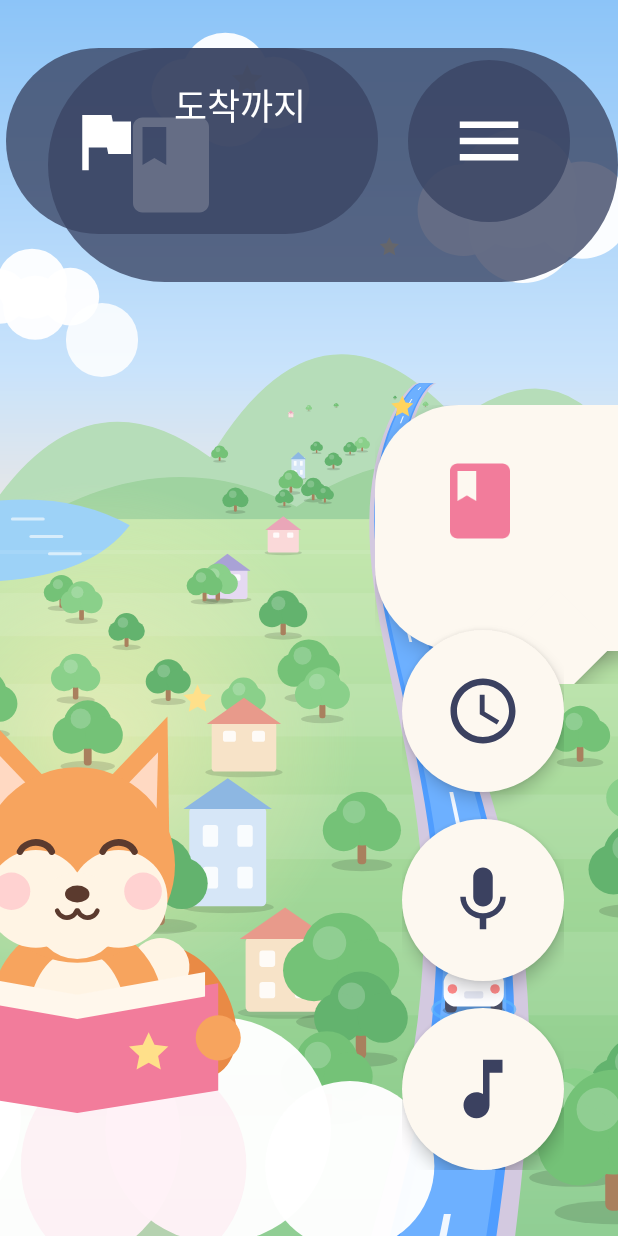
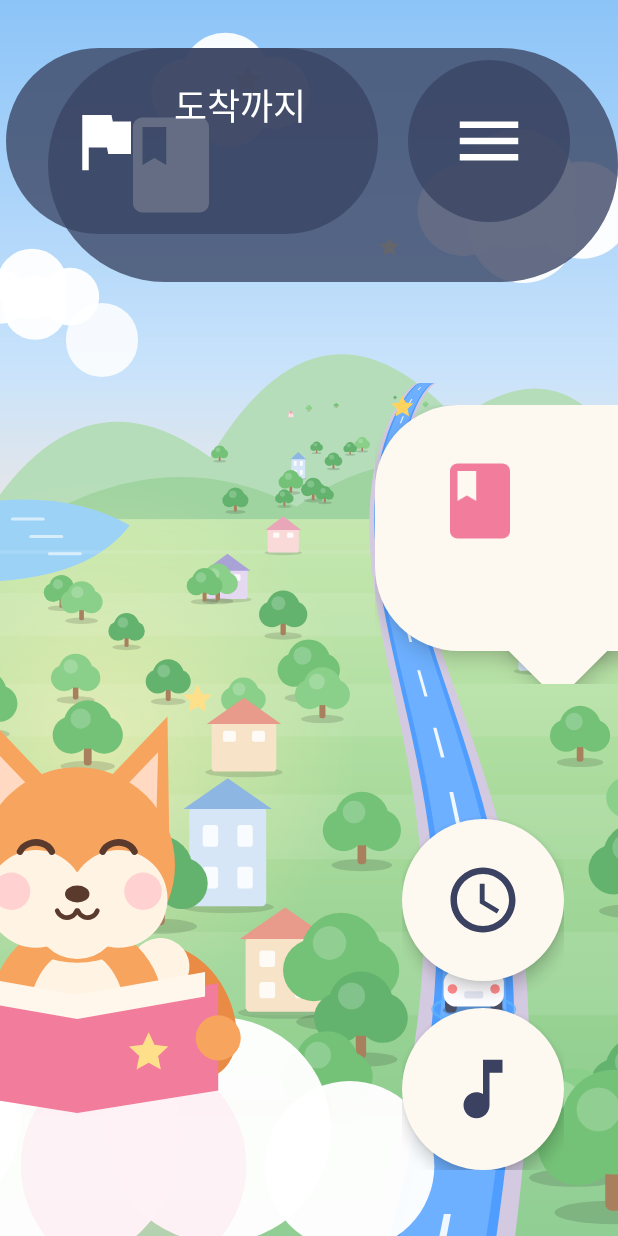
Before and after one commit to chunbaepak/hmg-car-app-contest, an Android app: the layout activity_main.xml on its own in the app's theme, with its tools: preview values and no code run, on a phone screen of 412 x 824 dp. Run offline under Robolectric (Android 15) with nearby library versions, the phone set to English and light mode, and no system bars.

Commit message:
음성 인식 제거, 배경음악을 Suno 곡으로 교체
- SpeechToText SDK, STT 권한, 마이크 버튼 제거. 아이는 화면 버튼으로 답함
- 테마곡을 Suno로 만든 곡(theme_main.ogg) 한 곡으로 교체, 임시 합성 테마곡 3개 삭제
- README, 작업 규칙, 개발 메모 갱신

```diff
--- a/WindowStory/app/build.gradle.kts
+++ b/WindowStory/app/build.gradle.kts
@@ -31,6 +31,5 @@ dependencies {
     implementation("ai.pleos.playground:Vehicle:2.3.2")
     implementation("ai.pleos.playground:NaviHelper:3.0.5")
     implementation("ai.pleos.playground:TextToSpeech:3.3.1")
-    implementation("ai.pleos.playground:SpeechToText:3.3.1")
     implementation("ai.pleos.playground:FusedLocation:1.1.3")
 }
--- a/WindowStory/app/src/main/AndroidManifest.xml
+++ b/WindowStory/app/src/main/AndroidManifest.xml
@@ -11,9 +11,8 @@
     <uses-permission android:name="pleos.car.permission.CAR_DRIVE" />
     <!-- NaviHelper SDK: 경로·주행 정보 조회 -->
     <uses-permission android:name="pleos.car.permission.NAVI_ROUTE" />
-    <!-- 낭독, 음성 인식 -->
+    <!-- 낭독 -->
     <uses-permission android:name="pleos.car.permission.TTS_SERVICE" />
-    <uses-permission android:name="pleos.car.permission.STT_SERVICE" />
     <!-- 위치 기반 장소 알림 -->
     <uses-permission android:name="pleos.car.permission.FUSED_LOCATION" />
 
--- a/WindowStory/app/src/main/java/com/changbak/story/audio/MusicPlayer.kt
+++ b/WindowStory/app/src/main/java/com/changbak/story/audio/MusicPlayer.kt
@@ -79,6 +79,7 @@ class MusicPlayer(context: Context, private val log: (String) -> Unit) {
         if (theme != null || themeRes == 0) return
         runCatching {
             theme = MediaPlayer.create(appContext, themeRes, attributes, 0)?.apply { isLooping = true }
+            log("테마곡 준비: 길이 ${(theme?.duration ?: -1) / 1000}초")
             applyVolume()
         }.onFailure { log("테마곡 준비 실패: ${it.message}") }
     }
--- a/WindowStory/app/src/main/java/com/changbak/story/story/Story.kt
+++ b/WindowStory/app/src/main/java/com/changbak/story/story/Story.kt
@@ -47,7 +47,7 @@ object StoryRepository {
                     "편지에는 이렇게 적혀 있었어. 나는 길 끝에서 기다릴게. 루루는 가방을 메고 길을 나섰어.",
                 ),
                 quest = "루루가 길을 잘 찾으려면 도움이 필요해. 창밖에서 빨간 자동차를 찾아볼래? " +
-                    "찾으면, 찾았어! 하고 말해 줘.",
+                    "찾으면 화면의 찾았어 버튼을 눌러 줘.",
             ),
             Chapter(
                 title = "느림보 거북이",
@@ -57,7 +57,7 @@ object StoryRepository {
                     "루루는 할아버지와 나란히 걸으며 구름 모양 맞히기 놀이를 했어.",
                 ),
                 quest = "우리도 해 볼까? 창밖 하늘에서 재미있는 모양의 구름을 찾아봐. " +
-                    "찾으면, 찾았어! 하고 말해 줘.",
+                    "찾으면 화면의 찾았어 버튼을 눌러 줘.",
             ),
             Chapter(
                 title = "바람 부는 언덕",
--- a/WindowStory/app/src/main/res/drawable/ic_mic.xml
+++ /dev/null
@@ -1,6 +0,0 @@
-<?xml version="1.0" encoding="utf-8"?>
-<vector xmlns:android="http://schemas.android.com/apk/res/android"
-    android:width="24dp" android:height="24dp"
-    android:viewportWidth="24" android:viewportHeight="24">
-    <path android:fillColor="#FFFFFFFF" android:pathData="M12,14c1.66,0 2.99,-1.34 2.99,-3L15,5c0,-1.66 -1.34,-3 -3,-3S9,3.34 9,5v6c0,1.66 1.34,3 3,3zM17.3,11c0,3 -2.54,5.1 -5.3,5.1S6.7,14 6.7,11H5c0,3.41 2.72,6.23 6,6.72V21h2v-3.28c3.28,-0.48 6,-3.3 6,-6.72h-1.7z" />
-</vector>
--- a/WindowStory/app/src/main/res/layout/activity_main.xml
+++ b/WindowStory/app/src/main/res/layout/activity_main.xml
@@ -195,7 +195,7 @@
                     android:layout_width="0dp"
                     android:layout_height="wrap_content"
                     android:layout_weight="1"
-                    android:text="창밖 퀘스트! 찾으면 말해 줘"
+                    android:text="창밖 퀘스트! 찾으면 눌러 줘"
                     android:textColor="@color/pink_dark"
                     android:textSize="28sp"
                     android:textStyle="bold" />
@@ -235,11 +235,6 @@
             android:contentDescription="얼마나 남았어?"
             android:src="@drawable/ic_clock" />
 
-        <ImageButton
-            android:id="@+id/micButton"
-            style="@style/RoundButton"
-            android:contentDescription="말하기"
-            android:src="@drawable/ic_mic" />
 
         <ImageButton
             android:id="@+id/musicButton"
@@ -424,7 +419,7 @@
                 android:layout_width="match_parent"
                 android:layout_height="wrap_content"
                 android:layout_marginTop="10dp"
-                android:text="지금은 분위기별로 미리 넣어 둔 곡을 틀어요. 빠르기와 악기는 요청문에만 반영돼요."
+                android:text="지금은 Suno로 만든 곡 한 곡을 틀어요. 곡이 더 생기면 분위기별로 나눠 연결해요."
                 android:textColor="@color/ink_soft"
                 android:textSize="20sp" />
 
```
Also changed, not shown: WindowStory/app/src/main/java/com/changbak/story/MainActivity.kt (+0 -26 lines), WindowStory/app/src/main/java/com/changbak/story/audio/MusicPrefs.kt (+7 -3 lines), WindowStory/app/src/main/java/com/changbak/story/voice/VoiceInput.kt (deleted, +0 -131 lines), 7 other files.
